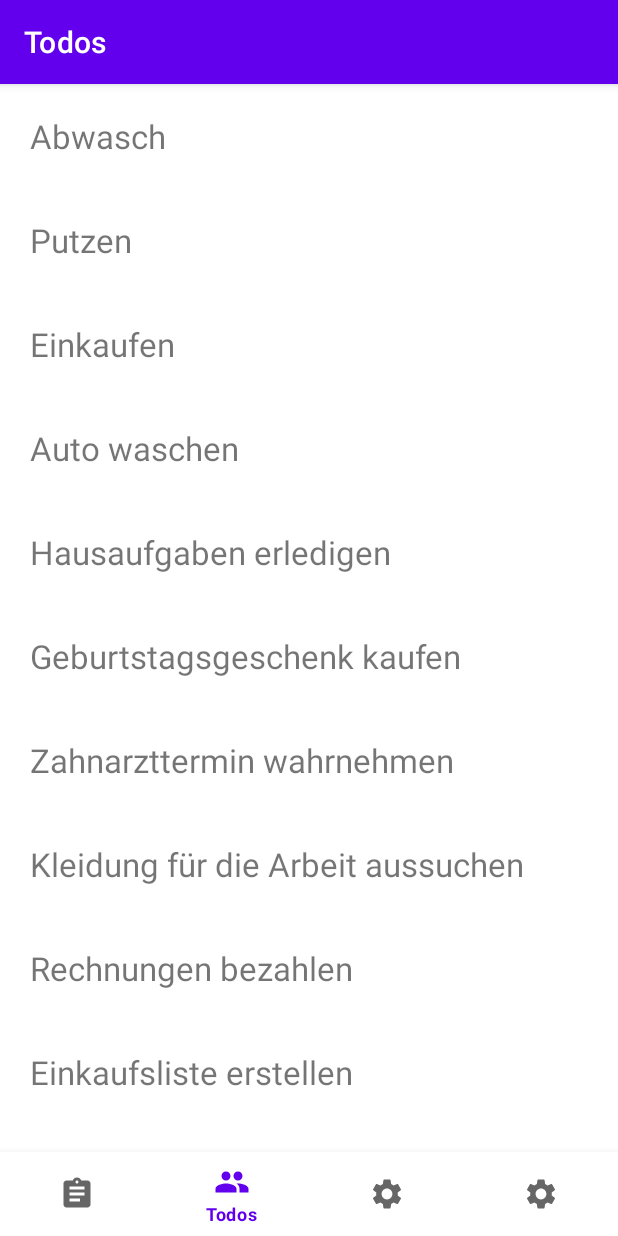
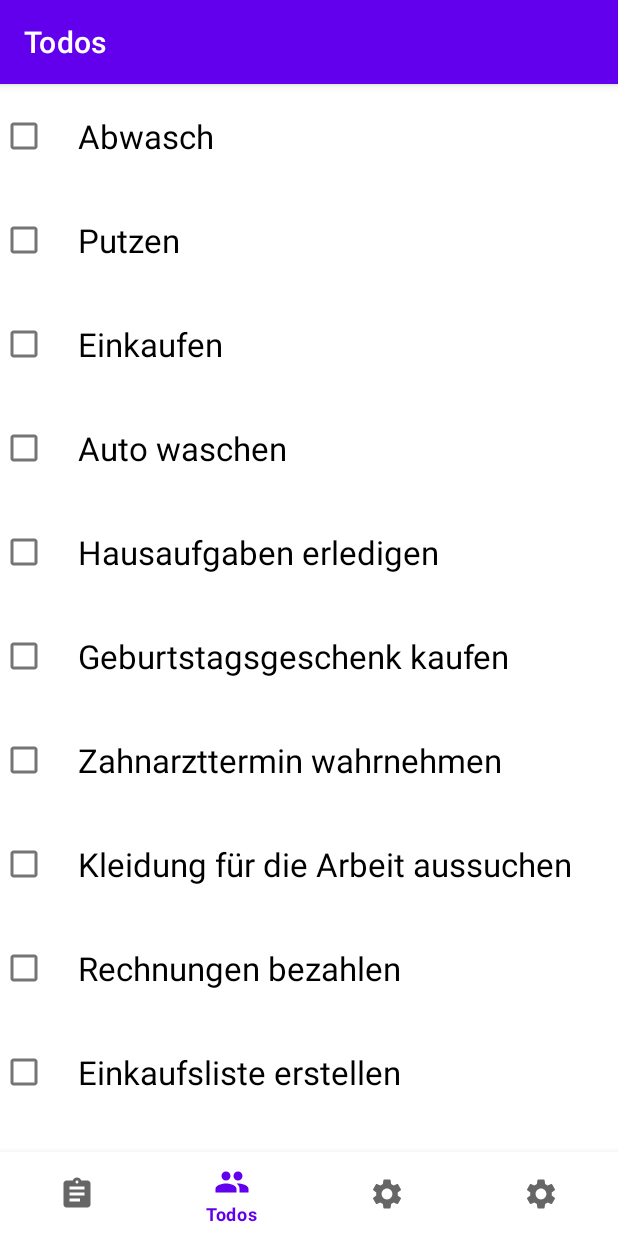
Before and after one commit to Yatamashi/Scribble_Bullet_PME, an Android app: the screen it shows after launch (MainActivity), on a phone screen of 412 x 824 dp. Run offline under Robolectric (Android 15) with nearby library versions, the phone set to English and light mode, and no system bars; our stand-ins replace Room's generated code, navigation-ui; libraries missing offline, so code that uses them is left out: com.github.javafaker.

```diff
--- a/app/src/main/java/de/fhe/pmeplayground/storage/Repository.java
+++ b/app/src/main/java/de/fhe/pmeplayground/storage/Repository.java
@@ -131,7 +131,7 @@ public class Repository {
     public long insertAndWait (ToDo toDo)
     {
         try {
-            return ToDoDatabase.executeWithReturn( () -> toDoDao.insert( this.prepareToDoForWriting(toDo))); // TODO: warum geht das nicht?
+            return ToDoDatabase.executeWithReturn( () -> toDoDao.insert( this.prepareToDoForWriting(toDo)));
         }
         catch (ExecutionException | InterruptedException e)
         {
--- a/app/src/main/java/de/fhe/pmeplayground/storage/ToDoDao.java
+++ b/app/src/main/java/de/fhe/pmeplayground/storage/ToDoDao.java
@@ -15,10 +15,10 @@ import de.fhe.pmeplayground.model.ToDo;
 public interface ToDoDao {
 
     @Insert
-    long insert(ToDo toDo);  //TODO was mach ich mit der Fehlermeldung?
+    long insert(ToDo toDo);
 
     @Insert
-    List<Long> insert(ToDo... toDos);  //TODO warum kann ich hier nicht 2 mal ToDo haben wie im beispiel exercise 5
+    List<Long> insert(ToDo... toDos);
 
     @Update
     void update(ToDo... toDos);
--- a/app/src/main/java/de/fhe/pmeplayground/storage/ToDoDatabase.java
+++ b/app/src/main/java/de/fhe/pmeplayground/storage/ToDoDatabase.java
@@ -99,17 +99,7 @@ public abstract class ToDoDatabase extends RoomDatabase {
             execute(() -> {
                 ToDoDao dao = INSTANCE.toDoDao();
 
-               /* Faker faker = Faker.instance();
-                for (int i = 0; i < 10; i++)
-                {
-                    ToDo toDo = new ToDo(faker.name().lastName(), faker.name().firstName(), faker.name().bloodGroup(), faker.name().username());
-                    toDo.setCreated( System.currentTimeMillis() );
-                    toDo.setModified( toDo.getCreated() );
-                    toDo.setVersion( 1 );
-                    dao.insert(toDo);
-                }
-                Log.i(LOG_TAG, "Inserted 10 toDos to DB");
-                */
+
                 ToDo toDo = new ToDo("Abwasch", "mit Seife", "Wichtig", "20230401");
                 toDo.setCreated( System.currentTimeMillis() );
                 toDo.setModified( toDo.getCreated() );
@@ -193,9 +183,5 @@ public abstract class ToDoDatabase extends RoomDatabase {
         }
     };
 
-    /*
-        Create DB Callback
-        Used to add some initial data
-     */
 
 }
--- a/app/src/main/res/layout/list_item_todo.xml
+++ b/app/src/main/res/layout/list_item_todo.xml
@@ -6,7 +6,7 @@
     android:layout_width="match_parent"
     android:layout_height="wrap_content">
 
-
+<!--
     <TextView
         android:id="@+id/list_item_todo_title"
         android:layout_width="332dp"
@@ -16,7 +16,16 @@
         android:padding="20dp"
         android:textSize="22sp"
         tools:text="@tools:sample/full_names" />
+-->
 
+    <CheckBox
+        android:id="@+id/list_item_todo_title"
+        android:layout_width="332dp"
+        android:layout_height="match_parent"
+        android:layout_weight="5"
+        android:padding="20dp"
+        android:textSize="22sp"
+        android:text="@tools:sample/full_names" />
 
 
 </LinearLayout>
--- a/app/src/main/res/xml/data_extraction_rules.xml
+++ b/app/src/main/res/xml/data_extraction_rules.xml
@@ -5,7 +5,7 @@
 -->
 <data-extraction-rules>
     <cloud-backup>
-        <!-- TODO: Use <include> and <exclude> to control what is backed up.
+        <!--
         <include .../>
         <exclude .../>
         -->
```
Also changed, not shown: 1 other file.
